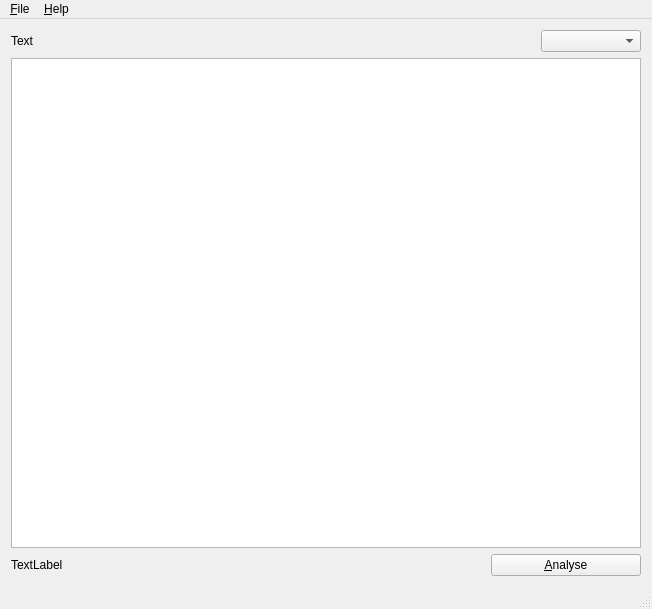
Above: mainwindow.ui from TutorExilius/MyCuteThesaurus before the change. Below: the same form after it.
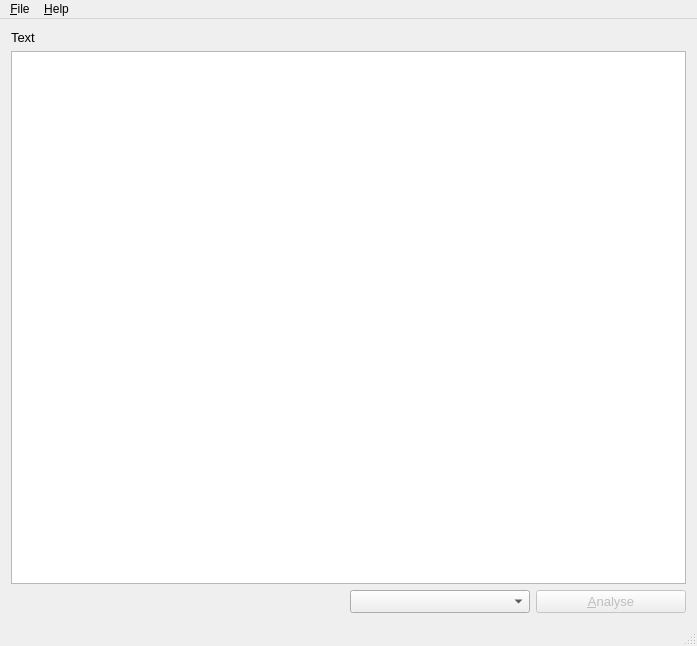
That is the form after the change. Custom widgets are drawn as their Qt base class.

Diff of the .ui file:
```diff
--- a/mainwindow.ui
+++ b/mainwindow.ui
@@ -6,8 +6,8 @@
    <rect>
     <x>0</x>
     <y>0</y>
-    <width>652</width>
-    <height>609</height>
+    <width>697</width>
+    <height>646</height>
    </rect>
   </property>
   <property name="windowTitle">
@@ -19,43 +19,70 @@
      <layout class="QHBoxLayout" name="horizontalLayout_2">
       <item>
        <widget class="QLabel" name="label_textHeadline">
+        <property name="font">
+         <font>
+          <pointsize>10</pointsize>
+         </font>
+        </property>
         <property name="text">
          <string>Text</string>
         </property>
        </widget>
       </item>
-      <item>
-       <widget class="QComboBox" name="comboBox_langs">
-        <property name="minimumSize">
-         <size>
-          <width>100</width>
-          <height>0</height>
-         </size>
-        </property>
-        <property name="maximumSize">
-         <size>
-          <width>100</width>
-          <height>16777215</height>
-         </size>
-        </property>
-       </widget>
-      </item>
      </layout>
     </item>
     <item>
-     <widget class="QTextEdit" name="textEdit"/>
+     <widget class="MyTextEdit" name="textEdit">
+      <property name="font">
+       <font>
+        <pointsize>10</pointsize>
+       </font>
+      </property>
+      <property name="acceptRichText">
+       <bool>false</bool>
+      </property>
+     </widget>
     </item>
     <item>
      <layout class="QHBoxLayout" name="horizontalLayout">
       <item>
-       <widget class="QLabel" name="label">
+       <widget class="QLabel" name="label_statistics">
+        <property name="font">
+         <font>
+          <pointsize>10</pointsize>
+         </font>
+        </property>
         <property name="text">
-         <string>TextLabel</string>
+         <string/>
+        </property>
+       </widget>
+      </item>
+      <item>
+       <widget class="QComboBox" name="comboBox_langs">
+        <property name="minimumSize">
+         <size>
+          <width>180</width>
+          <height>0</height>
+         </size>
+        </property>
+        <property name="maximumSize">
+         <size>
+          <width>180</width>
+          <height>16777215</height>
+         </size>
+        </property>
+        <property name="font">
+         <font>
+          <pointsize>10</pointsize>
+         </font>
         </property>
        </widget>
       </item>
       <item>
        <widget class="QPushButton" name="pushButton_analyse">
+        <property name="enabled">
+         <bool>false</bool>
+        </property>
         <property name="minimumSize">
          <size>
           <width>150</width>
@@ -68,6 +95,11 @@
           <height>16777215</height>
          </size>
         </property>
+        <property name="font">
+         <font>
+          <pointsize>10</pointsize>
+         </font>
+        </property>
         <property name="text">
          <string>&amp;Analyse</string>
         </property>
@@ -82,7 +114,7 @@
     <rect>
      <x>0</x>
      <y>0</y>
-     <width>652</width>
+     <width>697</width>
      <height>26</height>
     </rect>
    </property>
@@ -120,6 +152,13 @@
   </action>
  </widget>
  <layoutdefault spacing="6" margin="11"/>
+ <customwidgets>
+  <customwidget>
+   <class>MyTextEdit</class>
+   <extends>QTextEdit</extends>
+   <header>mytextedit.h</header>
+  </customwidget>
+ </customwidgets>
  <resources/>
  <connections/>
 </ui>
```
Left out of the diff: 15 changed lines with no effect on the pictures.
